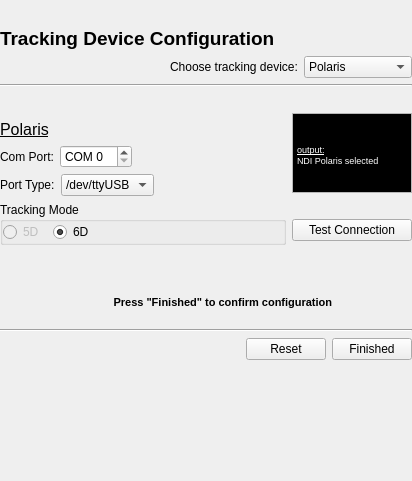
This is Modules/IGTUI/Qmitk/QmitkTrackingDeviceConfigurationWidgetControls.ui in MITK/MITK as Qt 5 draws it before an edit. The edited form follows.
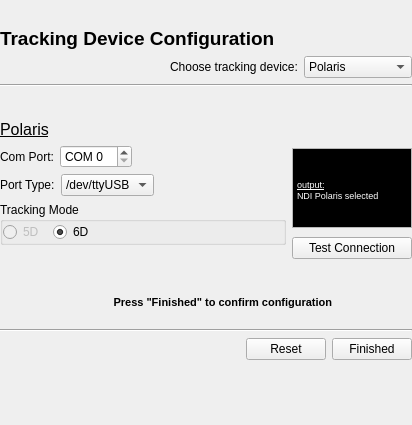
This is the edited form.

Patch:
```diff
--- a/Modules/IGTUI/Qmitk/QmitkTrackingDeviceConfigurationWidgetControls.ui
+++ b/Modules/IGTUI/Qmitk/QmitkTrackingDeviceConfigurationWidgetControls.ui
@@ -7,7 +7,7 @@
     <x>0</x>
     <y>0</y>
     <width>412</width>
-    <height>481</height>
+    <height>425</height>
    </rect>
   </property>
   <property name="windowTitle">
@@ -105,9 +105,7 @@
             <number>0</number>
            </property>
            <widget class="QWidget" name="polaris_page">
-            <layout class="QHBoxLayout" name="horizontalLayout_15">
-             <item>
-              <layout class="QVBoxLayout" name="verticalLayout_3">
+            <layout class="QVBoxLayout" name="verticalLayout_14">
                <item>
                 <layout class="QHBoxLayout" name="horizontalLayout_7">
                  <item>
@@ -126,6 +124,10 @@
                 </layout>
                </item>
                <item>
+              <layout class="QHBoxLayout" name="horizontalLayout_10">
+               <item>
+                <layout class="QVBoxLayout" name="verticalLayout_3">
+                 <item>
                 <layout class="QHBoxLayout" name="horizontalLayout_9">
                  <item>
                   <widget class="QLabel" name="m_comPortLabelPolaris">
@@ -268,15 +270,12 @@
              </item>
              <item>
               <layout class="QVBoxLayout" name="verticalLayout">
-               <item>
-                <layout class="QHBoxLayout" name="horizontalLayout_10"/>
-               </item>
                <item>
                 <widget class="QTextEdit" name="m_outputTextPolaris">
                  <property name="minimumSize">
                   <size>
                    <width>120</width>
-                   <height>80</height>
+                     <height>50</height>
                   </size>
                  </property>
                  <property name="maximumSize">
@@ -296,10 +295,10 @@
 &lt;html&gt;&lt;head&gt;&lt;meta name=&quot;qrichtext&quot; content=&quot;1&quot; /&gt;&lt;style type=&quot;text/css&quot;&gt;
 p, li { white-space: pre-wrap; }
 &lt;/style&gt;&lt;/head&gt;&lt;body style=&quot; font-family:'MS Shell Dlg 2'; font-size:8.25pt; font-weight:400; font-style:normal;&quot; bgcolor=&quot;#000000&quot;&gt;
-&lt;p style=&quot; margin-top:0px; margin-bottom:0px; margin-left:0px; margin-right:0px; -qt-block-indent:0; text-indent:0px;&quot;&gt;                                      &lt;/p&gt;
+&lt;p style=&quot; margin-top:0px; margin-bottom:0px; margin-left:0px; margin-right:0px; -qt-block-indent:0; text-indent:0px;&quot;&gt;&lt;span style=&quot; font-size:8pt;&quot;&gt;                                      &lt;/span&gt;&lt;/p&gt;
 &lt;p style=&quot; margin-top:0px; margin-bottom:0px; margin-left:0px; margin-right:0px; -qt-block-indent:0; text-indent:0px;&quot;&gt;&lt;span style=&quot; font-size:8pt;&quot;&gt;                                      &lt;/span&gt;&lt;/p&gt;
 &lt;p style=&quot; margin-top:0px; margin-bottom:0px; margin-left:0px; margin-right:0px; -qt-block-indent:0; text-indent:0px;&quot;&gt;&lt;span style=&quot; font-size:7pt; text-decoration: underline; color:#ffffff;&quot;&gt;output:&lt;/span&gt;&lt;span style=&quot; font-size:8pt;&quot;&gt;                                      &lt;/span&gt;&lt;/p&gt;
-&lt;p style=&quot; margin-top:0px; margin-bottom:0px; margin-left:0px; margin-right:0px; -qt-block-indent:0; text-indent:0px;&quot;&gt;&lt;span style=&quot; font-size:7pt; color:#ffffff;&quot;&gt;NDI Polaris selected&lt;/span&gt;                                    &lt;/p&gt;&lt;/body&gt;&lt;/html&gt;</string>
+&lt;p style=&quot; margin-top:0px; margin-bottom:0px; margin-left:0px; margin-right:0px; -qt-block-indent:0; text-indent:0px;&quot;&gt;&lt;span style=&quot; font-size:7pt; color:#ffffff;&quot;&gt;NDI Polaris selected&lt;/span&gt;&lt;span style=&quot; font-size:8pt;&quot;&gt;                                    &lt;/span&gt;&lt;/p&gt;&lt;/body&gt;&lt;/html&gt;</string>
                  </property>
                  <property name="textInteractionFlags">
                   <set>Qt::NoTextInteraction</set>
@@ -328,6 +327,8 @@
               </layout>
              </item>
             </layout>
+             </item>
+            </layout>
            </widget>
            <widget class="QWidget" name="aurora_page">
             <layout class="QVBoxLayout" name="verticalLayout_8">
```
Left out of the diff: 16 changed lines with no effect on the pictures. Lines whose indentation alone changed are shown as unchanged.
